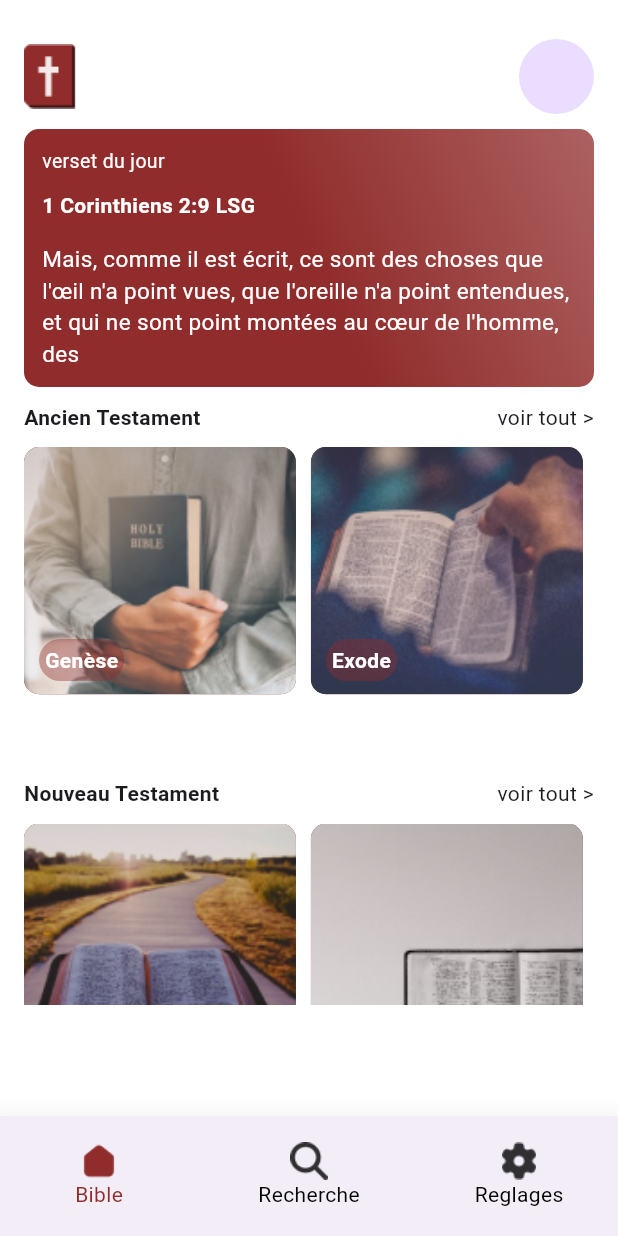
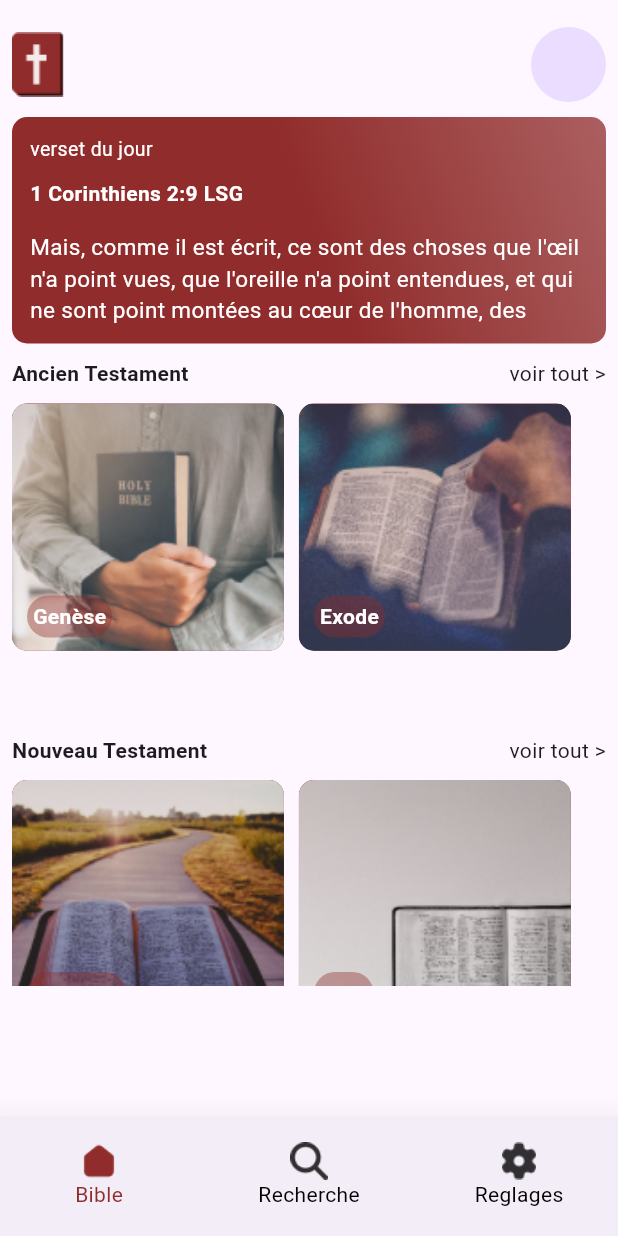
Before and after one commit to mooosmad/piousbible, a Flutter app: the screen it shows after launch, on a phone screen of 412 x 824 dp. Run offline on Flutter 3.47's test engine with Material 3 defaults, Android fonts, the phone set to English and light mode, and no system bars; drawn by our look-alikes of zoom_tap_animation; our stand-ins replace get.

```diff
--- a/lib/app/modules/bible/views/bible_view.dart
+++ b/lib/app/modules/bible/views/bible_view.dart
@@ -13,12 +13,10 @@ class BibleView extends GetView<BibleController> {
   Widget build(BuildContext context) {
     return Scaffold(
       body: Container(
-        color: ConstantColors.lightColor,
+        padding: const EdgeInsets.all(8),
         height: double.infinity,
-        child: Padding(
-          padding: const EdgeInsets.all(16.0),
-          child: Column(
-            crossAxisAlignment: CrossAxisAlignment.start,
+        child: ListView(
+          shrinkWrap: true,
           children: [
             const SizedBox(height: 10),
             Row(
@@ -31,7 +29,7 @@ class BibleView extends GetView<BibleController> {
             const SizedBox(height: 10),
             _buildVersetDuJour(),
             SizedBox(
-                height: Get.height * 0.5,
+              height: Get.height * 0.52,
               child: ListView(
                 children: [
                   _buildAncienTestament(),
@@ -41,7 +39,6 @@ class BibleView extends GetView<BibleController> {
               ),
             ),
           ],
-          ),
         ),
       ),
     );
```
Lines whose indentation alone changed are shown as unchanged.
